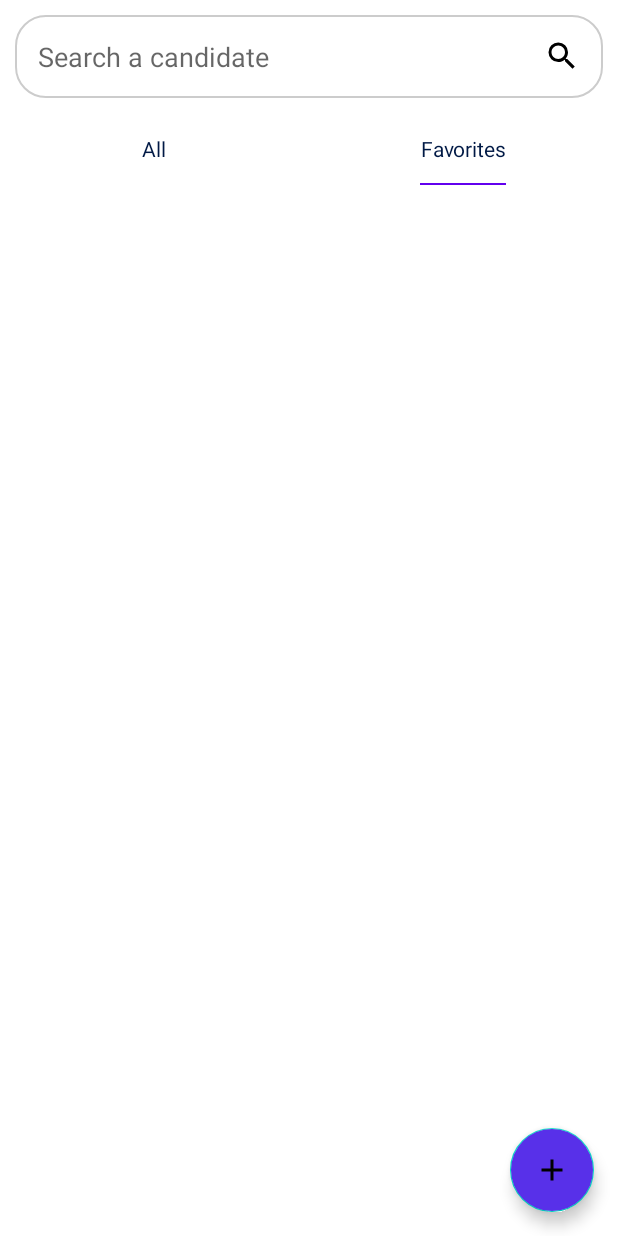
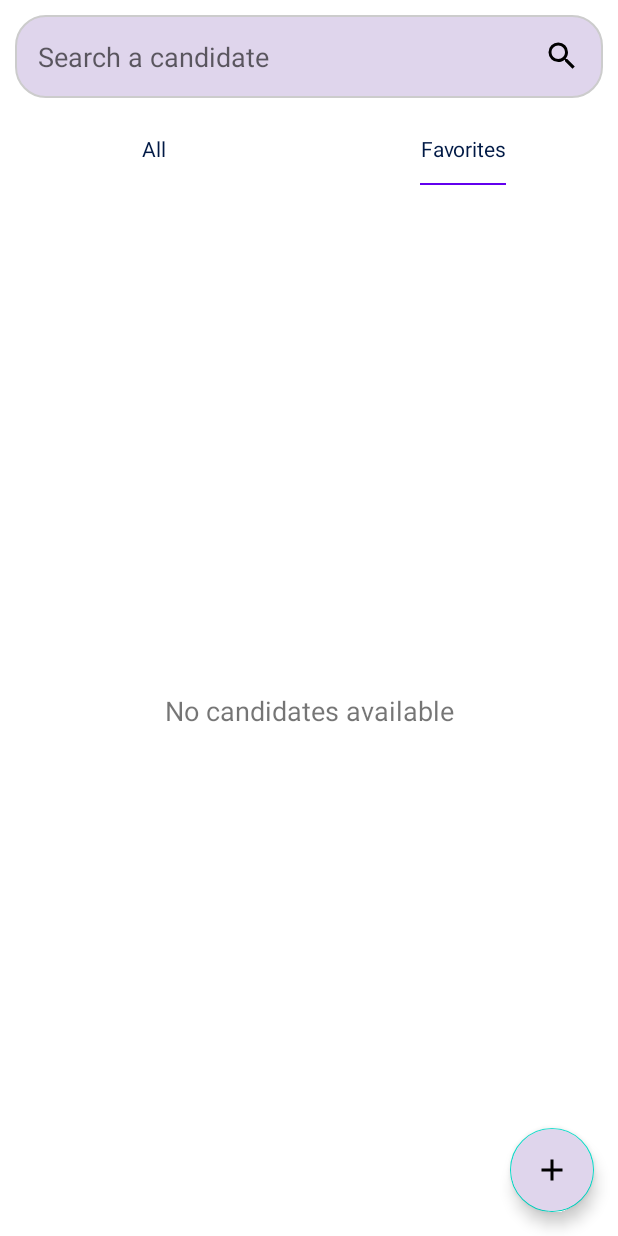
Before and after one commit to MGAxiom/P8-OC-Android, an Android app built with Jetpack Compose: the screen it shows after launch (MainActivity), tab 2 chosen, on a phone screen of 412 x 824 dp. Run offline under Robolectric (Android 15) with nearby library versions, the phone set to English and light mode, and no system bars; our stand-ins replace Room's generated code; pictures from the network do not load.

Commit message:
feat(OC-8): added empty screen when no candidates available

```diff
--- a/app/src/main/java/com/example/vitesseapp/ui/fragments/AllTabFragments.kt
+++ b/app/src/main/java/com/example/vitesseapp/ui/fragments/AllTabFragments.kt
@@ -26,7 +26,7 @@ class AllTabFragment : Fragment(), TabFragment {
     private var _binding: FragmentTabBinding? = null
     private val binding get() = _binding!!
 
-    override fun onCreateView(inflater: LayoutInflater, container: ViewGroup?, savedInstanceState: Bundle?): View? {
+    override fun onCreateView(inflater: LayoutInflater, container: ViewGroup?, savedInstanceState: Bundle?): View {
         _binding = FragmentTabBinding.inflate(inflater, container, false)
         return binding.root
     }
@@ -48,37 +48,31 @@ class AllTabFragment : Fragment(), TabFragment {
         viewLifecycleOwner.lifecycleScope.launch {
             viewLifecycleOwner.repeatOnLifecycle(Lifecycle.State.STARTED) {
                 viewModel.candidates.collect { candidates ->
-                    adapter.updateCandidates(candidates)
+                    updateUI(candidates)
                 }
             }
         }
     }
 
+    private fun updateUI(candidates: List<Candidate>) {
+        if (candidates.isEmpty()) {
+            binding.noDataTextView.visibility = View.VISIBLE
+            recyclerView.visibility = View.GONE
+        } else {
+            binding.noDataTextView.visibility = View.GONE
+            recyclerView.visibility = View.VISIBLE
+            adapter.updateCandidates(candidates)
+        }
+    }
 
     override fun onResume() {
         super.onResume()
         viewModel.loadCandidates("")
     }
 
-
     override fun onDestroyView() {
         super.onDestroyView()
         _binding = null
-    }
-
-    private fun navigateToDetailFragment(candidate: Candidate) {
-        val action = HomeFragmentDirections.actionHomescreenFragmentToInfoScreenFragment(1) // TO change with ID
-        findNavController().navigate(action)
-    }
-
-    companion object {
-        private const val ARG_TAB_TITLE = "arg_tab_title"
-
-        fun newInstance(tabTitle: String) = AllTabFragment().apply {
-            arguments = Bundle().apply {
-                putString(ARG_TAB_TITLE, tabTitle)
-            }
-        }
     }
 
     override fun updateSearch(query: String) {
--- a/app/src/main/java/com/example/vitesseapp/ui/fragments/FavoritesTabFragment.kt
+++ b/app/src/main/java/com/example/vitesseapp/ui/fragments/FavoritesTabFragment.kt
@@ -10,6 +10,7 @@ import androidx.lifecycle.lifecycleScope
 import androidx.lifecycle.repeatOnLifecycle
 import androidx.recyclerview.widget.LinearLayoutManager
 import androidx.recyclerview.widget.RecyclerView
+import com.example.vitesseapp.data.models.Candidate
 import com.example.vitesseapp.databinding.FragmentTabBinding
 import com.example.vitesseapp.ui.adapters.RecyclerAdapter
 import com.example.vitesseapp.ui.viewmodels.CandidateViewModel
@@ -49,9 +50,20 @@ class FavoritesTabFragment : Fragment(), TabFragment {
         viewLifecycleOwner.lifecycleScope.launch {
             viewLifecycleOwner.repeatOnLifecycle(Lifecycle.State.STARTED) {
                 viewModel.favoriteCandidates.collect { favorites ->
-                    adapter.updateCandidates(favorites)
+                    updateUI(favorites)
                 }
             }
+        }
+    }
+
+    private fun updateUI(candidates: List<Candidate>) {
+        if (candidates.isEmpty()) {
+            binding.noDataTextView.visibility = View.VISIBLE
+            recyclerView.visibility = View.GONE
+        } else {
+            binding.noDataTextView.visibility = View.GONE
+            recyclerView.visibility = View.VISIBLE
+            adapter.updateCandidates(candidates)
         }
     }
 
@@ -65,16 +77,6 @@ class FavoritesTabFragment : Fragment(), TabFragment {
         _binding = null
     }
 
-    companion object {
-        private const val ARG_TAB_TITLE = "arg_tab_title"
-
-        fun newInstance(tabTitle: String) = FavoritesTabFragment().apply {
-            arguments = Bundle().apply {
-                putString(ARG_TAB_TITLE, tabTitle)
-            }
-        }
-    }
-
     override fun updateSearch(query: String) {
         viewModel.loadFavoriteCandidates(query)
     }
--- a/app/src/main/res/drawable/rounded_edittext.xml
+++ b/app/src/main/res/drawable/rounded_edittext.xml
@@ -1,7 +1,7 @@
 <?xml version="1.0" encoding="utf-8"?>
 <shape xmlns:android="http://schemas.android.com/apk/res/android"
     android:shape="rectangle">
-    <solid android:color="#FFFFFF" />
+    <solid android:color="#DFD5EC" />
     <corners android:radius="20dp" />
     <stroke android:width="1dp" android:color="#CCCCCC" />
     <padding android:left="10dp" android:top="10dp"
--- a/app/src/main/res/layout/detail_screen_fragment.xml
+++ b/app/src/main/res/layout/detail_screen_fragment.xml
@@ -19,7 +19,7 @@
             android:layout_height="?attr/actionBarSize"
             app:navigationIcon="?attr/homeAsUpIndicator"
             app:title="@string/add_your_candidate"
-            android:background="@android:color/white">
+            android:background="#fdf7fe">
 
         </androidx.appcompat.widget.Toolbar>
 
--- a/app/src/main/res/layout/fragment_tab.xml
+++ b/app/src/main/res/layout/fragment_tab.xml
@@ -11,4 +11,22 @@
         android:layout_height="match_parent"
         app:layout_behavior="@string/appbar_scrolling_view_behavior" />
 
+    <androidx.constraintlayout.widget.ConstraintLayout
+        android:layout_width="match_parent"
+        android:layout_height="match_parent">
+
+        <TextView
+            android:id="@+id/noDataTextView"
+            android:layout_width="wrap_content"
+            android:layout_height="wrap_content"
+            android:text="No candidates available"
+            android:textSize="18sp"
+            android:visibility="gone"
+            app:layout_constraintBottom_toBottomOf="parent"
+            app:layout_constraintEnd_toEndOf="parent"
+            app:layout_constraintStart_toStartOf="parent"
+            app:layout_constraintTop_toTopOf="parent" />
+
+    </androidx.constraintlayout.widget.ConstraintLayout>
+
 </RelativeLayout>
--- a/app/src/main/res/layout/home_screen_fragment.xml
+++ b/app/src/main/res/layout/home_screen_fragment.xml
@@ -63,7 +63,7 @@
         android:layout_gravity="end|bottom"
         android:layout_margin="16dp"
         android:contentDescription="@string/add_candidate_button"
-        android:backgroundTint="#5830e9"
+        android:backgroundTint="#DFD5EC"
         android:src="@drawable/add_icon" />
 
 </FrameLayout>
--- a/app/src/main/res/layout/info_screen_fragment.xml
+++ b/app/src/main/res/layout/info_screen_fragment.xml
@@ -17,7 +17,7 @@
             android:id="@+id/toolbar"
             android:layout_width="match_parent"
             android:layout_height="?attr/actionBarSize"
-            android:background="@android:color/white"
+            android:background="#fdf7fe"
             app:navigationIcon="?attr/homeAsUpIndicator"
             app:title="John Doe">
 
```
